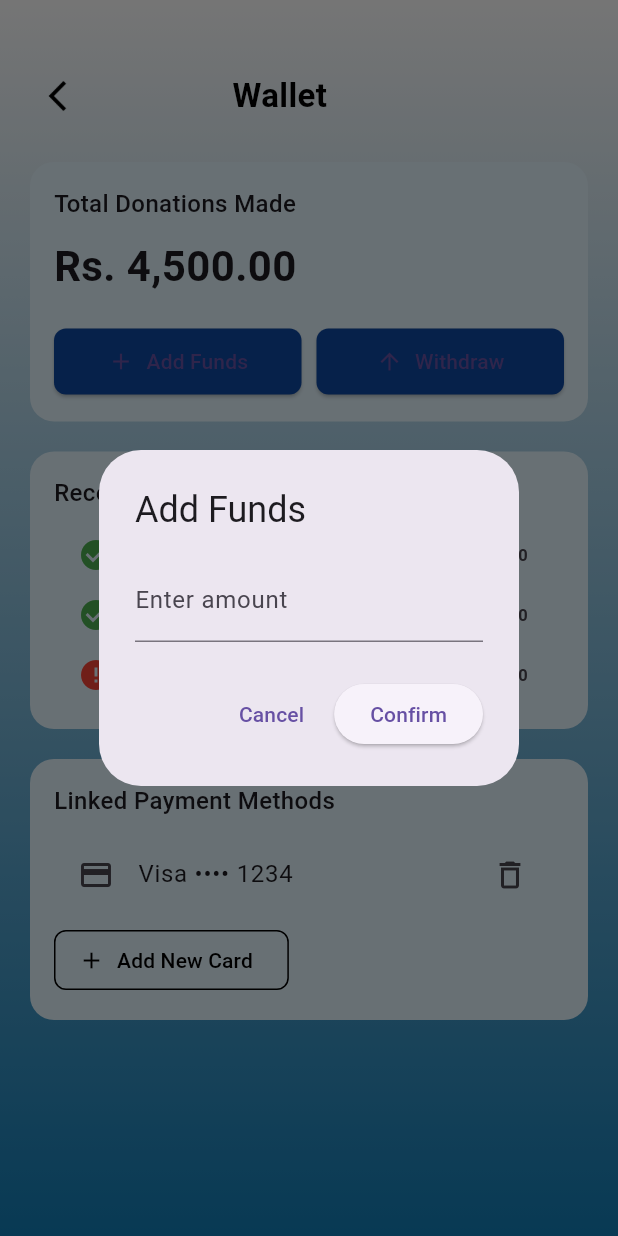
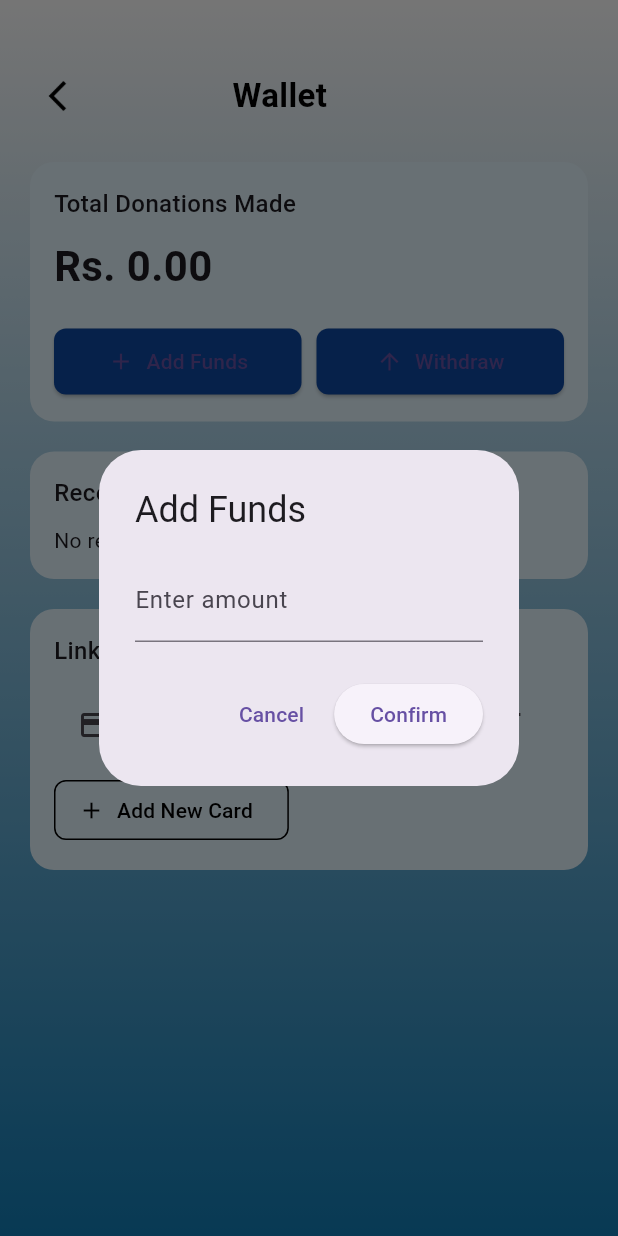
Before and after one commit to thenugamage/Open-Heart, a Flutter app: the WalletScreen screen opened directly, after a tap on "Add Funds", on a phone screen of 412 x 824 dp. Run offline on Flutter 3.47's test engine with Material 3 defaults, Android fonts, the phone set to English and light mode, and no system bars; our stand-ins replace cloud_firestore, firebase_auth, firebase_core, firebase_storage, font_awesome_flutter, google_fonts and 3 more; accounts and stored records are empty.

Commit message:
make paymnet and wallet pages with enhanced features

```diff
--- a/Open-heart-main/lib/payment.dart
+++ b/Open-heart-main/lib/payment.dart
@@ -5,7 +5,7 @@ import 'package:cloud_firestore/cloud_firestore.dart';
 import 'package:firebase_auth/firebase_auth.dart';
 import 'package:google_fonts/google_fonts.dart';
 import 'payment conform.dart';
-import 'services/email_service.dart'; // ✅ Updated path to use email_service.dart
+import 'services/email_service.dart';
 
 class PaymentPage extends StatefulWidget {
   final String docId;
@@ -70,39 +70,35 @@ class _PaymentPageState extends State<PaymentPage> {
     final zipCode = _zipCodeController.text.trim();
     final expiry = _expiryController.text.trim();
 
-    // Validate amount
     final amount = int.tryParse(inputAmount);
     if (amount == null || amount <= 0) {
       _showMessage("Enter a valid donation amount (LKR). Amount must be numeric.");
       return;
     }
 
-    // Validate email
     if (email.isEmpty || !email.contains("@")) {
       _showMessage("Enter a valid email address.");
       return;
     }
 
-    // Validate payment method
     if (selectedMethod == null) {
       _showMessage("Please select a payment method.");
       return;
     }
 
-    // Validate ZIP code (exactly 5 digits)
     final zipRegex = RegExp(r'^\d{5}$');
     if (!zipRegex.hasMatch(zipCode)) {
       _showMessage("ZIP Code must be exactly 5 digits.");
       return;
     }
 
-    // Validate expiry format MM/YY
     final expiryRegex = RegExp(r'^(0[1-9]|1[0-2])/\d{2}$');
     if (!expiryRegex.hasMatch(expiry)) {
       _showMessage("Expiry date must be in MM/YY format.");
       return;
     }
 
+    // ✅ Update donation campaign 'raised' amount
     final docRef = FirebaseFirestore.instance.collection('donations').doc(widget.docId);
 
     await FirebaseFirestore.instance.runTransaction((transaction) async {
@@ -121,8 +117,22 @@ class _PaymentPageState extends State<PaymentPage> {
       transaction.update(docRef, {'raised': currentRaised + amount});
     });
 
+    // ✅ Save to 'transactions' collection
+    final user = FirebaseAuth.instance.currentUser;
+    if (user != null) {
+      await FirebaseFirestore.instance.collection('transactions').add({
+        'userId': user.uid,
+        'campaign': widget.title,
+        'amount': amount,
+        'status': 'success',
+        'timestamp': FieldValue.serverTimestamp(),
+      });
+    }
+
+    // ✅ Send email confirmation
     await EmailSender.sendEmailConfirmation(context, email, amount);
 
+    // ✅ Navigate to confirmation screen
     Future.delayed(const Duration(seconds: 2), () {
       Navigator.push(
         context,
--- a/Open-heart-main/lib/wallet.dart
+++ b/Open-heart-main/lib/wallet.dart
@@ -1,7 +1,54 @@
 import 'package:flutter/material.dart';
+import 'package:cloud_firestore/cloud_firestore.dart';
+import 'package:firebase_auth/firebase_auth.dart';
 
-class WalletScreen extends StatelessWidget {
+class WalletScreen extends StatefulWidget {
   const WalletScreen({super.key});
+
+  @override
+  State<WalletScreen> createState() => _WalletScreenState();
+}
+
+class _WalletScreenState extends State<WalletScreen> {
+  double totalDonations = 0.0;
+  List<Map<String, dynamic>> recentTransactions = [];
+
+  @override
+  void initState() {
+    super.initState();
+    _fetchDonationData();
+  }
+
+  Future<void> _fetchDonationData() async {
+    final userId = FirebaseAuth.instance.currentUser?.uid;
+    if (userId == null) return;
+
+    final snapshot = await FirebaseFirestore.instance
+        .collection('transactions')
+        .where('userId', isEqualTo: userId)
+        .where('status', isEqualTo: 'success')
+        .orderBy('timestamp', descending: true)
+        .limit(10)
+        .get();
+
+    double total = 0.0;
+    List<Map<String, dynamic>> transactions = [];
+
+    for (var doc in snapshot.docs) {
+      final data = doc.data();
+      total += (data['amount'] ?? 0);
+      transactions.add({
+        'campaign': data['campaign'] ?? '',
+        'amount': data['amount'] ?? 0,
+        'status': data['status'] ?? 'failed',
+      });
+    }
+
+    setState(() {
+      totalDonations = total;
+      recentTransactions = transactions;
+    });
+  }
 
   @override
   Widget build(BuildContext context) {
@@ -43,12 +90,11 @@ class WalletScreen extends StatelessWidget {
                 crossAxisAlignment: CrossAxisAlignment.start,
                 children: [
                   const Text("Total Donations Made",
-                      style:
-                      TextStyle(fontSize: 16, fontWeight: FontWeight.w500)),
+                      style: TextStyle(fontSize: 16, fontWeight: FontWeight.w500)),
                   const SizedBox(height: 10),
-                  const Text("Rs. 4,500.00",
-                      style:
-                      TextStyle(fontSize: 28, fontWeight: FontWeight.bold)),
+                  Text("Rs. ${totalDonations.toStringAsFixed(2)}",
+                      style: const TextStyle(
+                          fontSize: 28, fontWeight: FontWeight.bold)),
                   const SizedBox(height: 20),
                   Row(
                     children: [
@@ -68,12 +114,15 @@ class WalletScreen extends StatelessWidget {
                 crossAxisAlignment: CrossAxisAlignment.start,
                 children: [
                   const Text("Recent Transactions",
-                      style:
-                      TextStyle(fontSize: 16, fontWeight: FontWeight.w500)),
+                      style: TextStyle(fontSize: 16, fontWeight: FontWeight.w500)),
                   const SizedBox(height: 10),
-                  _transactionTile("Donation to 'Hope for Kids'", "Rs. 1000", true),
-                  _transactionTile("Donation to 'Books for All'", "Rs. 500", true),
-                  _transactionTile("Donation to 'TechFund'", "Rs. 750", false),
+                  if (recentTransactions.isEmpty)
+                    const Text("No recent transactions."),
+                  ...recentTransactions.map((tx) => _transactionTile(
+                    "Donation to '${tx['campaign']}'",
+                    "Rs. ${tx['amount']}",
+                    tx['status'] == 'success',
+                  )),
                 ],
               ),
             ),
@@ -85,15 +134,14 @@ class WalletScreen extends StatelessWidget {
                 crossAxisAlignment: CrossAxisAlignment.start,
                 children: [
                   const Text("Linked Payment Methods",
-                      style:
-                      TextStyle(fontSize: 16, fontWeight: FontWeight.w500)),
+                      style: TextStyle(fontSize: 16, fontWeight: FontWeight.w500)),
                   const SizedBox(height: 10),
                   ListTile(
                     leading: const Icon(Icons.credit_card),
                     title: const Text("Visa •••• 1234"),
                     trailing: const Icon(Icons.delete_outline),
                     onTap: () {
-                      // Remove logic here
+                      // Remove card logic here
                     },
                   ),
                   const SizedBox(height: 5),
```
